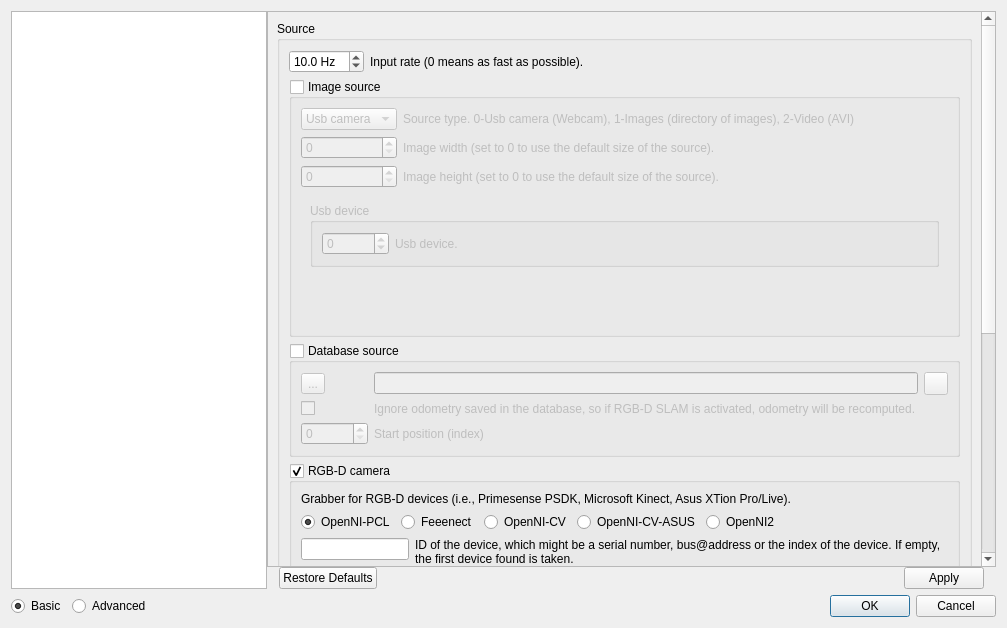
Above: guilib/src/ui/preferencesDialog.ui from introlab/rtabmap before the change. Below: the same form after it.
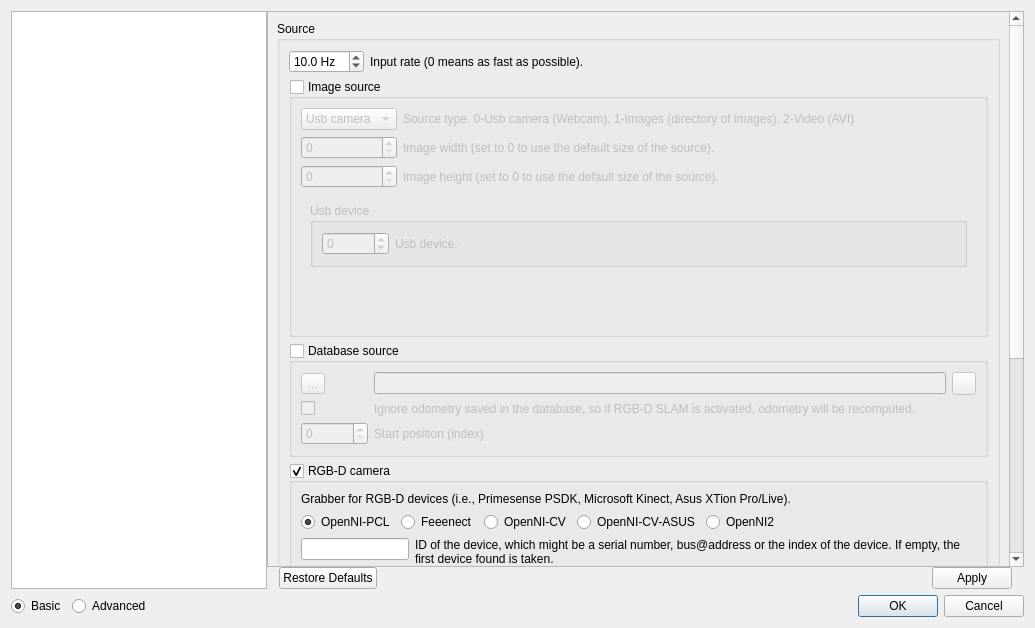
That is the form after the change. The open tabs and pages were chosen to show the change. Icons and pictures are not drawn. Custom widgets are drawn as their Qt base class.

Commit message: Added CalibrationDialog in Preferences->source for convenience. The database is also changed to handle new FX, FY, CX and CY intrinsic parameters instead of only depthConstant parameter. Added version of the database in a new table Admin. Updated to version 0.7.0.

Patch:
```diff
--- a/guilib/src/ui/preferencesDialog.ui
+++ b/guilib/src/ui/preferencesDialog.ui
@@ -6,7 +6,7 @@
    <rect>
     <x>0</x>
     <y>0</y>
-    <width>1007</width>
+    <width>1035</width>
     <height>628</height>
    </rect>
   </property>
@@ -63,9 +63,9 @@
           <property name="geometry">
            <rect>
             <x>0</x>
-            <y>0</y>
-            <width>709</width>
-            <height>853</height>
+            <y>-617</y>
+            <width>732</width>
+            <height>1198</height>
            </rect>
           </property>
           <layout class="QVBoxLayout" name="verticalLayout_16">
```
Left out of the diff: 108 changed lines with no effect on the pictures. The commit also changes 44 other files.
